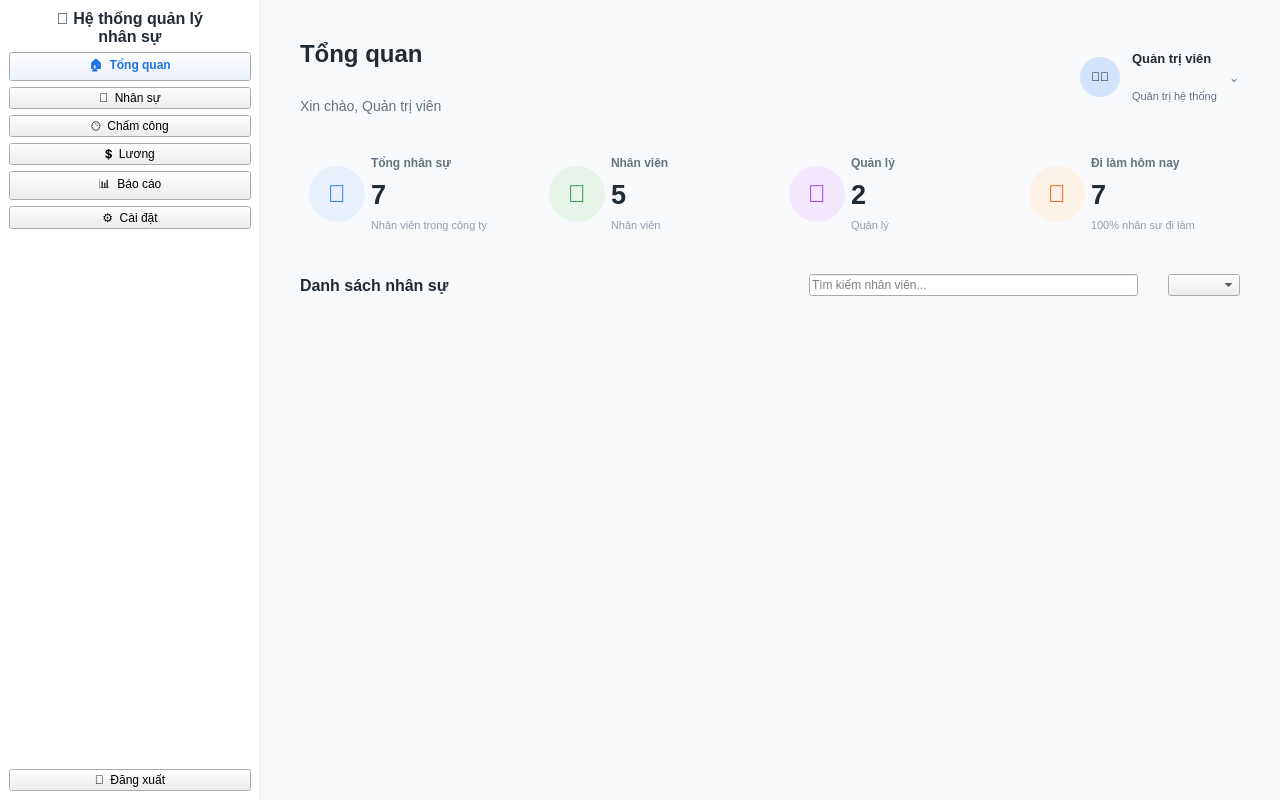
Before: the Qt Designer form src/view/main_view.ui in vttaan/OOP---Management-Application-Project, drawn with Qt 5.
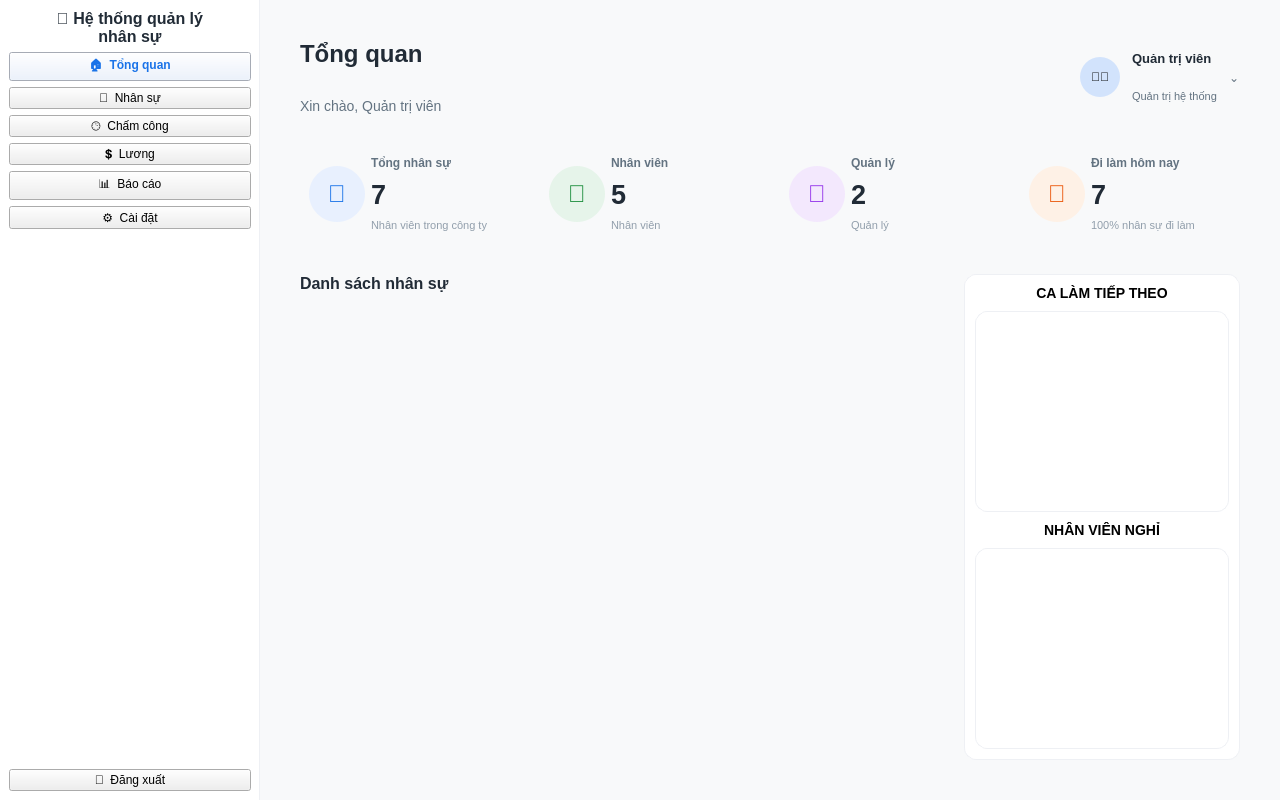
After: the same form once the commit is applied.

Commit message: Hoàn thiện giao diện Dashboard, fix lỗi UI

Patch:
```diff
--- a/src/view/main_view.ui
+++ b/src/view/main_view.ui
@@ -15,60 +15,25 @@
   </property>
   <property name="styleSheet">
    <string notr="true">
-QWidget#Main_View {
-    background-color: #f8f9fa;
-}
+/* --- NỀN TỔNG THỂ --- */
+QWidget#Main_View { background-color: #f8f9fa; }
+QFrame#frmSidebar { background-color: #ffffff; border-right: 1px solid #eef0f4; }
 
-QFrame#frmSidebar {
-    background-color: #ffffff;
-    border-right: 1px solid #eef0f4;
-}
+/* Các nút menu trong Sidebar */
+QPushButton.MenuButton { text-align: left; padding-left: 20px; font-size: 15px; font-weight: 500; color: #637381; border: none; border-radius: 8px; height: 45px; margin: 5px 15px; }
+QPushButton.MenuButton:hover { background-color: #f4f6f8; color: #212b36; }
+QPushButton#btnMenu_Overview { background-color: #e8f0fe; color: #1a73e8; font-weight: bold; }
 
-QPushButton.MenuButton {
-    text-align: left;
-    padding-left: 20px;
-    font-size: 15px;
-    font-weight: 500;
-    color: #637381;
-    border: none;
-    border-radius: 8px;
-    height: 45px;
-    margin: 5px 15px;
-}
-QPushButton.MenuButton:hover {
-    background-color: #f4f6f8;
-    color: #212b36;
-}
+/* Text chung */
+QLabel#lblPageTitle { font-size: 24px; font-weight: bold; color: #212b36; }
+QLabel#lblPageSubtitle { font-size: 14px; color: #637381; }
+QFrame.StatCard { background-color: #ffffff; border: 1px solid #eef0f4; border-radius: 12px; }
+QScrollArea#scrollAreaEmployees { background-color: transparent; border: none; }
+QWidget#scrollAreaWidgetContents { background-color: transparent; }
 
-QPushButton#btnMenu_Overview {
-    background-color: #e8f0fe;
-    color: #1a73e8;
-    font-weight: bold;
-}
-
-QLabel#lblPageTitle {
-    font-size: 24px;
-    font-weight: bold;
-    color: #212b36;
-}
-QLabel#lblPageSubtitle {
-    font-size: 14px;
-    color: #637381;
-}
-
-QFrame.StatCard {
-    background-color: #ffffff;
-    border: 1px solid #eef0f4;
-    border-radius: 12px;
-}
-
-QScrollArea#scrollAreaEmployees {
-    background-color: transparent;
-    border: none;
-}
-QWidget#scrollAreaWidgetContents {
-    background-color: transparent;
-}
+/* STYLE CHO BẢNG BÊN PHẢI */
+QListWidget { background-color: transparent; border: none; outline: none; }
+QListWidget::item { padding: 10px; border-bottom: 1px solid #eef0f4; }
    </string>
   </property>
   <layout class="QHBoxLayout" name="horizontalLayout_Main">
@@ -358,32 +323,69 @@
         </layout>
        </item>
        <item>
-        <layout class="QHBoxLayout" name="horizontalLayout_ListToolbar">
+        <layout class="QHBoxLayout" name="horizontalLayout_MainContent" stretch="7,3">
+         <property name="spacing"><number>20</number></property>
+
          <item>
-          <widget class="QLabel" name="lblListTitle">
-           <property name="font"><font><pointsize>12</pointsize><bold>true</bold></font></property>
-           <property name="styleSheet"><string notr="true">color: #212b36;</string></property>
-           <property name="text"><string>Danh sách nhân sự</string></property>
+          <layout class="QVBoxLayout" name="verticalLayout_LeftList">
+           <property name="spacing"><number>10</number></property>
+           <item>
+            <widget class="QLabel" name="lblListTitle">
+             <property name="font"><font><pointsize>12</pointsize><bold>true</bold></font></property>
+             <property name="styleSheet"><string notr="true">color: #212b36;</string></property>
+             <property name="text"><string>Danh sách nhân sự</string></property>
+            </widget>
+           </item>
+           <item>
+            <widget class="QScrollArea" name="scrollAreaEmployees">
+             <property name="widgetResizable"><bool>true</bool></property>
+             <widget class="QWidget" name="scrollAreaWidgetContents"/>
+            </widget>
+           </item>
+          </layout>
+         </item>
+
+         <item>
+          <widget class="QFrame" name="frameRightPanel">
+           <property name="styleSheet"><string notr="true">background-color: #ffffff; border: 1px solid #eef0f4; border-radius: 12px;</string></property>
+           <layout class="QVBoxLayout" name="verticalLayout_RightPanel">
+            <property name="spacing"><number>10</number></property>
+            <property name="leftMargin"><number>10</number></property>
+            <property name="topMargin"><number>10</number></property>
+            <property name="rightMargin"><number>10</number></property>
+            <property name="bottomMargin"><number>10</number></property>
+
+            <item>
+             <widget class="QLabel" name="lblNextShift">
+              <property name="text"><string>CA LÀM TIẾP THEO</string></property>
+              <property name="alignment"><set>Qt::AlignCenter</set></property>
+              <property name="styleSheet"><string notr="true">color: black; font-weight: bold; font-size: 14px; background: transparent; border: none;</string></property>
+             </widget>
+            </item>
+            <item>
+             <widget class="QListWidget" name="listNextShift">
+               </widget>
+            </item>
+
+            <item>
+             <widget class="QLabel" name="lblOffEmployees">
+              <property name="text"><string>NHÂN VIÊN NGHỈ</string></property>
+              <property name="alignment"><set>Qt::AlignCenter</set></property>
+              <property name="styleSheet"><string notr="true">color: black; font-weight: bold; font-size: 14px; background: transparent; border: none;</string></property>
+             </widget>
+            </item>
+            <item>
+             <widget class="QListWidget" name="listOffEmployees">
+                </widget>
+            </item>
+
+           </layout>
           </widget>
          </item>
-         <item>
-          <spacer name="horizontalSpacer_Toolbar">
-           <property name="orientation"><enum>Qt::Orientation::Horizontal</enum></property>
-           <property name="sizeHint" stdset="0"><size><width>0</width><height>0</height></size></property>
-          </spacer>
-         </item>
-         <item><widget class="QLineEdit" name="txtSearch"><property name="placeholderText"><string>Tìm kiếm nhân viên...</string></property></widget></item>
-         <item><widget class="QComboBox" name="cbFilter"/></item>
+
         </layout>
        </item>
-       <item>
-        <widget class="QScrollArea" name="scrollAreaEmployees">
-         <property name="widgetResizable"><bool>true</bool></property>
-         <widget class="QWidget" name="scrollAreaWidgetContents">
-          <property name="geometry"><rect><x>0</x><y>0</y><width>940</width><height>436</height></rect></property>
-         </widget>
-        </widget>
-       </item>
+
       </layout>
      </widget>
      <widget class="QWidget" name="pageHR">
```
Left out of the diff: 311 changed lines with no effect on the pictures. The commit also changes 4 other files.
